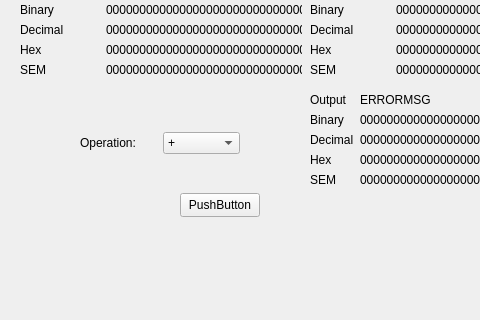
Old version of the form mainwindow.ui in the repository JoshuaMDykstra/SWEN-4342-Project; both pictures show x 0 to 480 and y 137 to 457 of the 1312 by 758 pixel window.
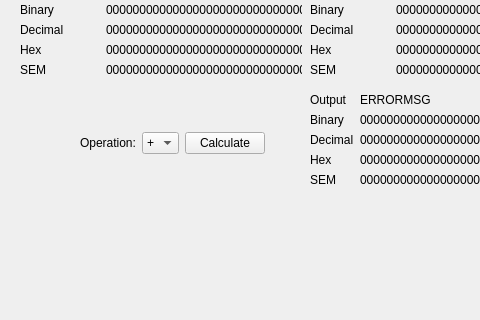
New version of the form.

Diff of the .ui file:
```diff
--- a/mainwindow.ui
+++ b/mainwindow.ui
@@ -341,7 +341,7 @@
      <rect>
       <x>80</x>
       <y>240</y>
-      <width>160</width>
+      <width>185</width>
       <height>80</height>
      </rect>
     </property>
@@ -372,21 +372,15 @@
        </item>
       </widget>
      </item>
+     <item>
+      <widget class="QPushButton" name="operationSubmitButton">
+       <property name="text">
+        <string>Calculate</string>
+       </property>
+      </widget>
+     </item>
     </layout>
    </widget>
-   <widget class="QPushButton" name="pushButton">
-    <property name="geometry">
-     <rect>
-      <x>180</x>
-      <y>330</y>
-      <width>80</width>
-      <height>24</height>
-     </rect>
-    </property>
-    <property name="text">
-     <string>PushButton</string>
-    </property>
-   </widget>
   </widget>
   <widget class="QMenuBar" name="menubar">
    <property name="geometry">
```
